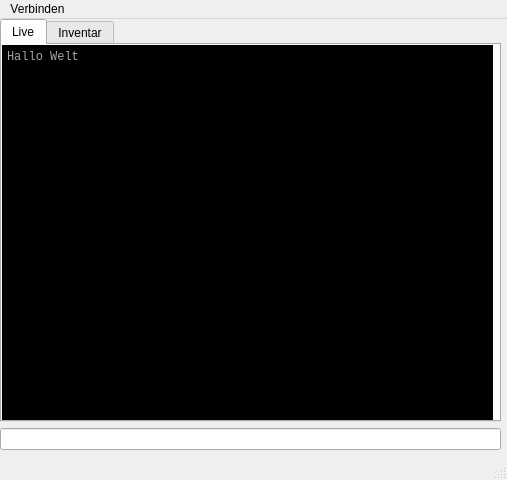
First picture: the form in src/interface/gui.ui, repository MartinMartimeo/Riso, before the edit.
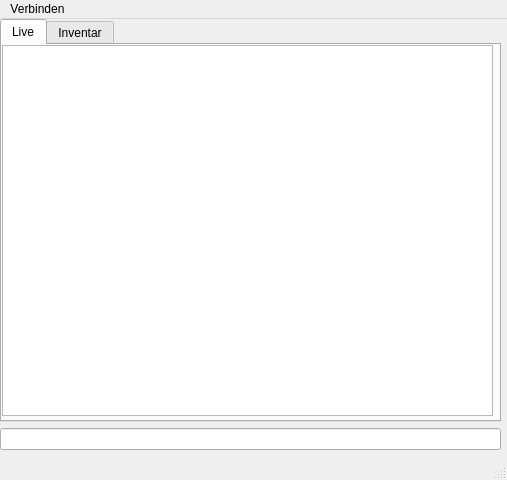
Second picture: the form after the edit.

Commit message: Write method available in gui

```diff
--- a/src/interface/gui.ui
+++ b/src/interface/gui.ui
@@ -14,7 +14,7 @@
    <string>MainWindow</string>
   </property>
   <widget class="QWidget" name="centralwidget">
-   <widget class="QWidget" name="">
+   <widget class="QWidget" name="layoutWidget">
     <property name="geometry">
      <rect>
       <x>0</x>
@@ -42,30 +42,15 @@
         <attribute name="title">
          <string>Live</string>
         </attribute>
-        <widget class="QPlainTextEdit" name="plainTextEdit">
-         <property name="enabled">
-          <bool>false</bool>
-         </property>
+        <widget class="QTextBrowser" name="textBrowser">
          <property name="geometry">
           <rect>
            <x>0</x>
            <y>0</y>
            <width>491</width>
-           <height>381</height>
+           <height>371</height>
           </rect>
          </property>
-         <property name="font">
-          <font>
-           <family>Monospace</family>
-          </font>
-         </property>
-         <property name="styleSheet">
-          <string notr="true">background-color: rgb(0, 0, 0);
-color: rgb(163, 168, 172);</string>
-         </property>
-         <property name="plainText">
-          <string>Hallo Welt</string>
-         </property>
         </widget>
        </widget>
        <widget class="QWidget" name="tab_2">
```
The commit also changes 2 other files.
